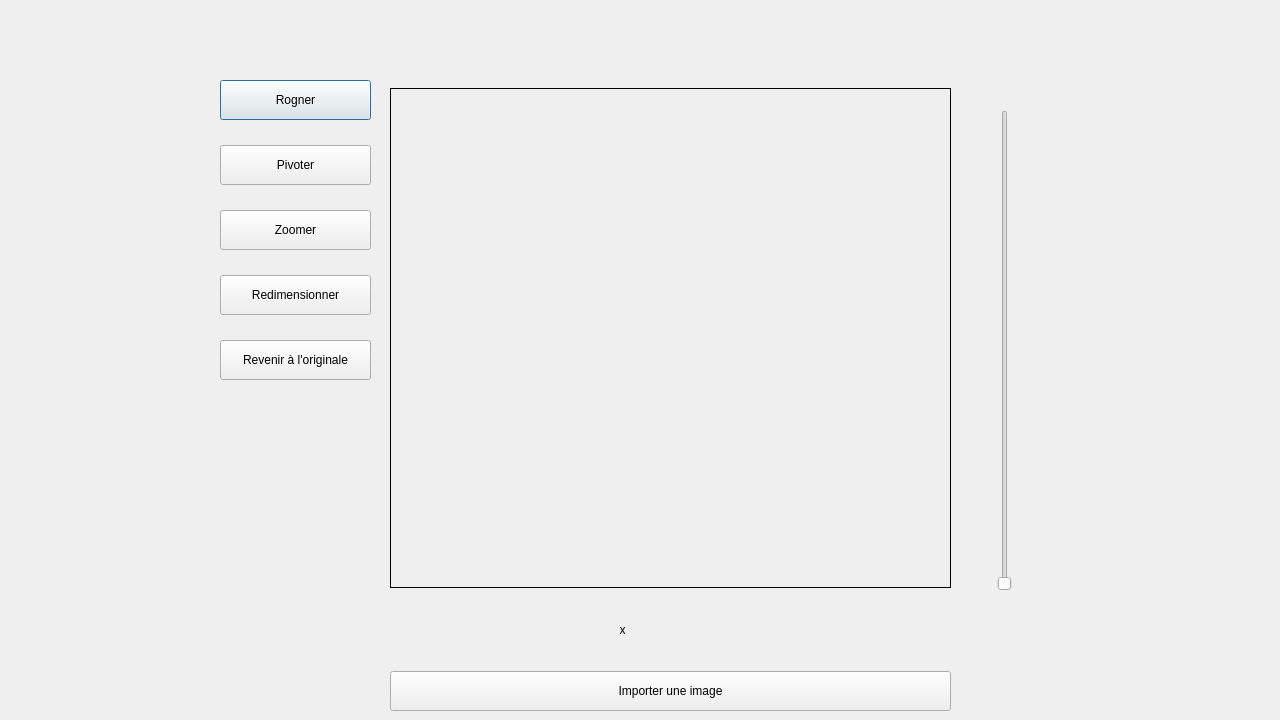
First picture: the form in projet/editionimagewindow.ui, repository BlackFox3000/M1-IHM-Project, before the edit.
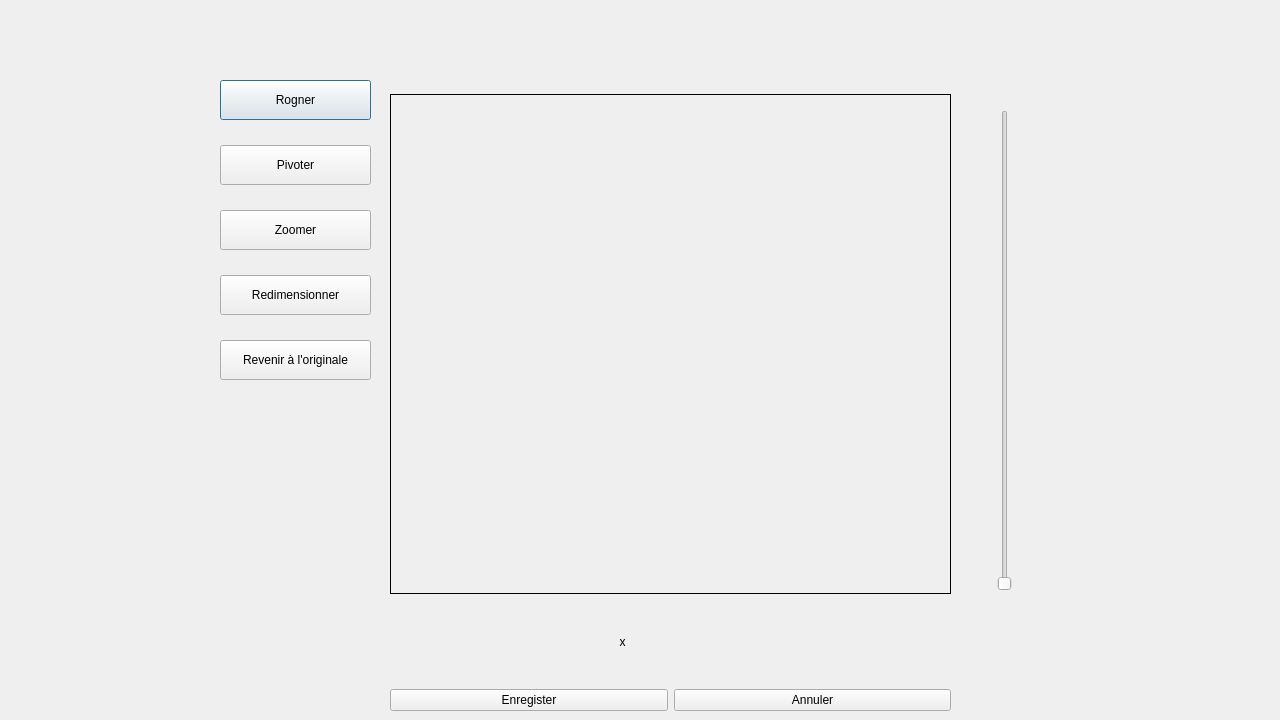
Second picture: the form after the edit.

```diff
--- a/projet/editionimagewindow.ui
+++ b/projet/editionimagewindow.ui
@@ -255,17 +255,22 @@
      </spacer>
     </item>
     <item>
-     <widget class="QPushButton" name="btn_img">
-      <property name="minimumSize">
-       <size>
-        <width>0</width>
-        <height>40</height>
-       </size>
-      </property>
-      <property name="text">
-       <string>Importer une image</string>
-      </property>
-     </widget>
+     <layout class="QHBoxLayout" name="horizontalLayout">
+      <item>
+       <widget class="QPushButton" name="pushButton">
+        <property name="text">
+         <string>Enregister</string>
+        </property>
+       </widget>
+      </item>
+      <item>
+       <widget class="QPushButton" name="pushButton_2">
+        <property name="text">
+         <string>Annuler</string>
+        </property>
+       </widget>
+      </item>
+     </layout>
     </item>
    </layout>
   </widget>
```
Left out of the diff: 35 changed lines with no effect on the pictures.
